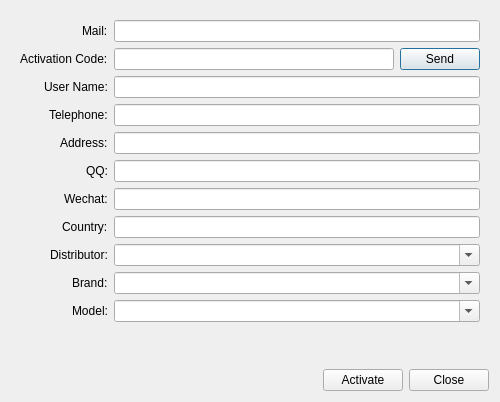
oneminute/LaserController, file src/ui/ActivationDialog.ui: the form before one commit.
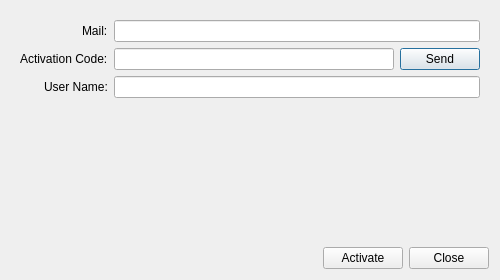
The form after the commit. The open tabs and pages were chosen to show the change. Icons and pictures are not drawn.

```diff
--- a/src/ui/ActivationDialog.ui
+++ b/src/ui/ActivationDialog.ui
@@ -7,7 +7,7 @@
     <x>0</x>
     <y>0</y>
     <width>500</width>
-    <height>402</height>
+    <height>280</height>
    </rect>
   </property>
   <property name="sizePolicy">
@@ -161,98 +161,6 @@
        <item row="2" column="1">
         <widget class="QLineEdit" name="lineEditUserName"/>
        </item>
-       <item row="3" column="0">
-        <widget class="QLabel" name="label_4">
-         <property name="text">
-          <string>Telephone:</string>
-         </property>
-        </widget>
-       </item>
-       <item row="3" column="1">
-        <widget class="QLineEdit" name="lineEditTelephone"/>
-       </item>
-       <item row="4" column="0">
-        <widget class="QLabel" name="label_5">
-         <property name="text">
-          <string>Address:</string>
-         </property>
-        </widget>
-       </item>
-       <item row="4" column="1">
-        <widget class="QLineEdit" name="lineEditAddress"/>
-       </item>
-       <item row="5" column="0">
-        <widget class="QLabel" name="label_6">
-         <property name="text">
-          <string>QQ:</string>
-         </property>
-        </widget>
-       </item>
-       <item row="5" column="1">
-        <widget class="QLineEdit" name="lineEditQQ"/>
-       </item>
-       <item row="6" column="0">
-        <widget class="QLabel" name="label_7">
-         <property name="text">
-          <string>Wechat:</string>
-         </property>
-        </widget>
-       </item>
-       <item row="6" column="1">
-        <widget class="QLineEdit" name="lineEditWechat"/>
-       </item>
-       <item row="7" column="0">
-        <widget class="QLabel" name="label_8">
-         <property name="text">
-          <string>Country:</string>
-         </property>
-        </widget>
-       </item>
-       <item row="7" column="1">
-        <widget class="QLineEdit" name="lineEditCountry"/>
-       </item>
-       <item row="8" column="0">
-        <widget class="QLabel" name="label_9">
-         <property name="text">
-          <string>Distributor:</string>
-         </property>
-        </widget>
-       </item>
-       <item row="8" column="1">
-        <widget class="QComboBox" name="comboBoxDistributor">
-         <property name="editable">
-          <bool>true</bool>
-         </property>
-        </widget>
-       </item>
-       <item row="9" column="0">
-        <widget class="QLabel" name="label_10">
-         <property name="text">
-          <string>Brand:</string>
-         </property>
-        </widget>
-       </item>
-       <item row="9" column="1">
-        <widget class="QComboBox" name="comboBoxBrand">
-         <property name="editable">
-          <bool>true</bool>
-         </property>
-        </widget>
-       </item>
-       <item row="10" column="0">
-        <widget class="QLabel" name="label_11">
-         <property name="text">
-          <string>Model:</string>
-         </property>
-        </widget>
-       </item>
-       <item row="10" column="1">
-        <widget class="QComboBox" name="comboBoxModel">
-         <property name="editable">
-          <bool>true</bool>
-         </property>
-        </widget>
-       </item>
       </layout>
      </widget>
     </widget>
```
Left out of the diff: 2 changed lines with no effect on the pictures.
